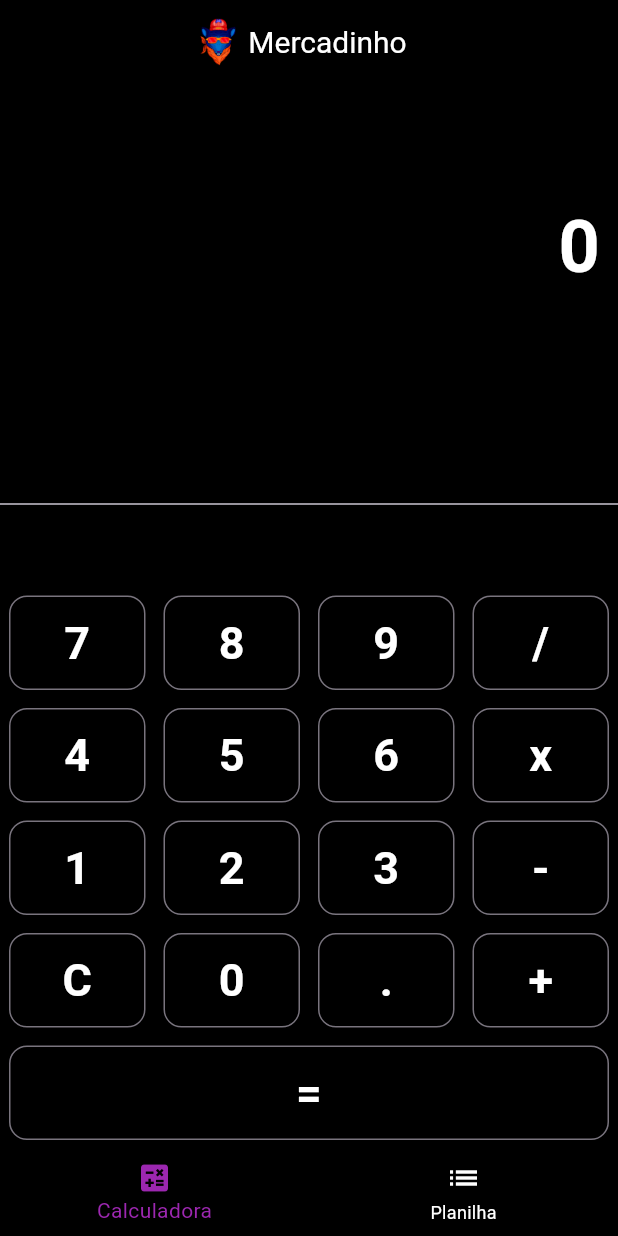
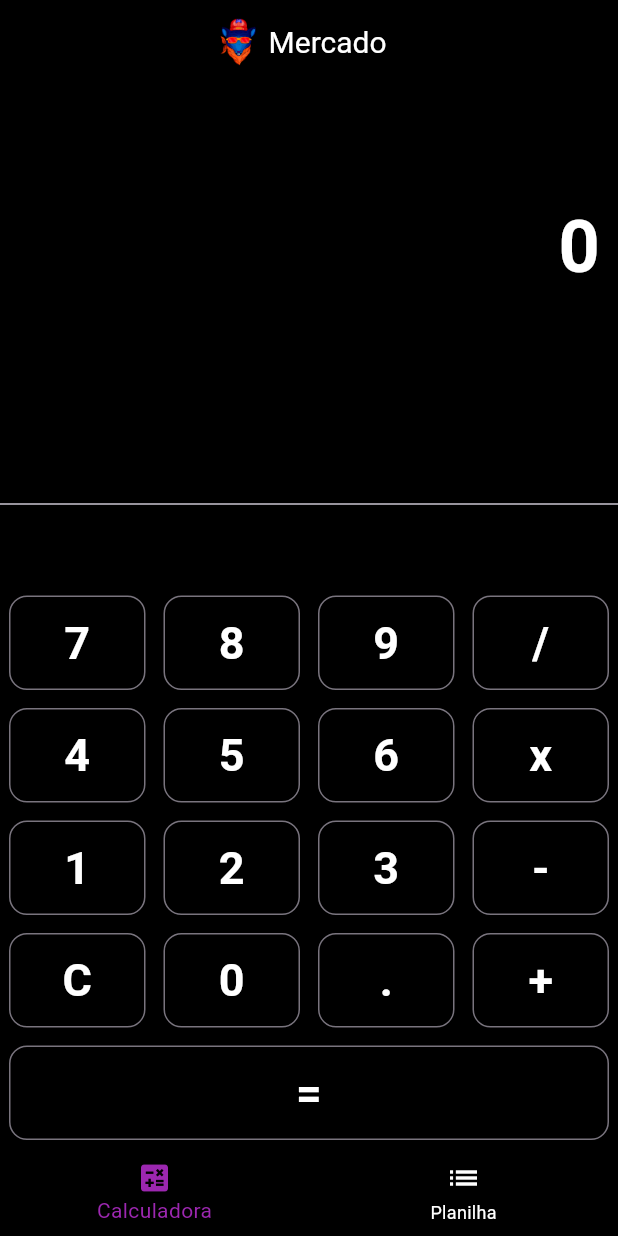
Before and after one commit to PauloFH/lista_supermercado_flutter, a Flutter app: the screen it shows after launch, on a phone screen of 412 x 824 dp. Run offline on Flutter 3.47's test engine with Material 3 defaults, Android fonts, the phone set to English and light mode, and no system bars; our stand-ins replace shared_preferences.

Commit message:
alteração design

```diff
--- a/lib/calculadora_page.dart
+++ b/lib/calculadora_page.dart
@@ -69,11 +69,11 @@ class _CalculadoraPageState extends State<CalculadoraPage> {
   Widget _buildButton(String buttonText) {
     return Expanded(
       child: Container(
-        margin: const EdgeInsets.all(6.0),  // Aumenta o espaçamento entre os botões
+        margin: const EdgeInsets.all(6.0),
         child: OutlinedButton(
           style: OutlinedButton.styleFrom(
-            padding: const EdgeInsets.all(10.0),  // Aumenta o tamanho dos botões
-            backgroundColor: Colors.black38,  // Cor de fundo dos botões
+            padding: const EdgeInsets.all(10.0),
+            backgroundColor: Colors.black38,
             shape: RoundedRectangleBorder(
               borderRadius: BorderRadius.circular(12.0),
             ),
@@ -91,7 +91,7 @@ class _CalculadoraPageState extends State<CalculadoraPage> {
   @override
   Widget build(BuildContext context) {
     return Padding(
-      padding: const EdgeInsets.only(top: 50.0),  // Sobe a calculadora
+      padding: const EdgeInsets.only(top: 50.0),
       child:  Column(
         children: <Widget>[
           Container(
--- a/lib/main.dart
+++ b/lib/main.dart
@@ -11,22 +11,22 @@ class MyApp extends StatelessWidget {
   @override
   Widget build(BuildContext context) {
     return MaterialApp(
-      title: 'Mercadinho',
+      title: 'Mercado',
       theme: ThemeData(
         primarySwatch: Colors.blue,
-        scaffoldBackgroundColor: Colors.black, // Cor de fundo geral do aplicativo
+        scaffoldBackgroundColor: Colors.black,
         appBarTheme: const AppBarTheme(
-          backgroundColor: Colors.black, // Cor de fundo da barra superior
-          centerTitle: true, // Centraliza o título na barra superior
-          titleTextStyle: TextStyle(color: Colors.white), // Cor do texto do título na barra superior
+          backgroundColor: Colors.black,
+          centerTitle: true,
+          titleTextStyle: TextStyle(color: Colors.white),
         ),
         bottomNavigationBarTheme: const BottomNavigationBarThemeData(
-          backgroundColor: Colors.black, // Cor de fundo da barra de navegação inferior
-          selectedItemColor: Colors.purple, // Cor do ícone e do texto selecionado
-          unselectedItemColor: Colors.white, // Cor do ícone e do texto não selecionado
+          backgroundColor: Colors.black,
+          selectedItemColor: Colors.purple,
+          unselectedItemColor: Colors.white,
         ),
         textTheme: const TextTheme(
-          titleLarge: TextStyle(color: Colors.white), // Cor do título (usado no AppBar)
+          titleLarge: TextStyle(color: Colors.white),
         ),
       ),
       home: HomePage(),
@@ -70,14 +70,14 @@ class HomePageState extends State<HomePage> {
           mainAxisAlignment: MainAxisAlignment.center,
           children: <Widget>[
             Image.asset(
-              'assets/logo.png', // Substitua pelo caminho da sua imagem
+              'assets/logo.png',
               fit: BoxFit.contain,
-              height: 32, // Altura da imagem
+              height: 32,
             ),
             Container(
               padding: const EdgeInsets.all(8.0),
               child: const Text(
-                'Mercadinho',
+                'Mercado',
                 style: TextStyle(
                   fontSize: 20.0,
                 ),
```
Also changed, not shown: 11 other files.
